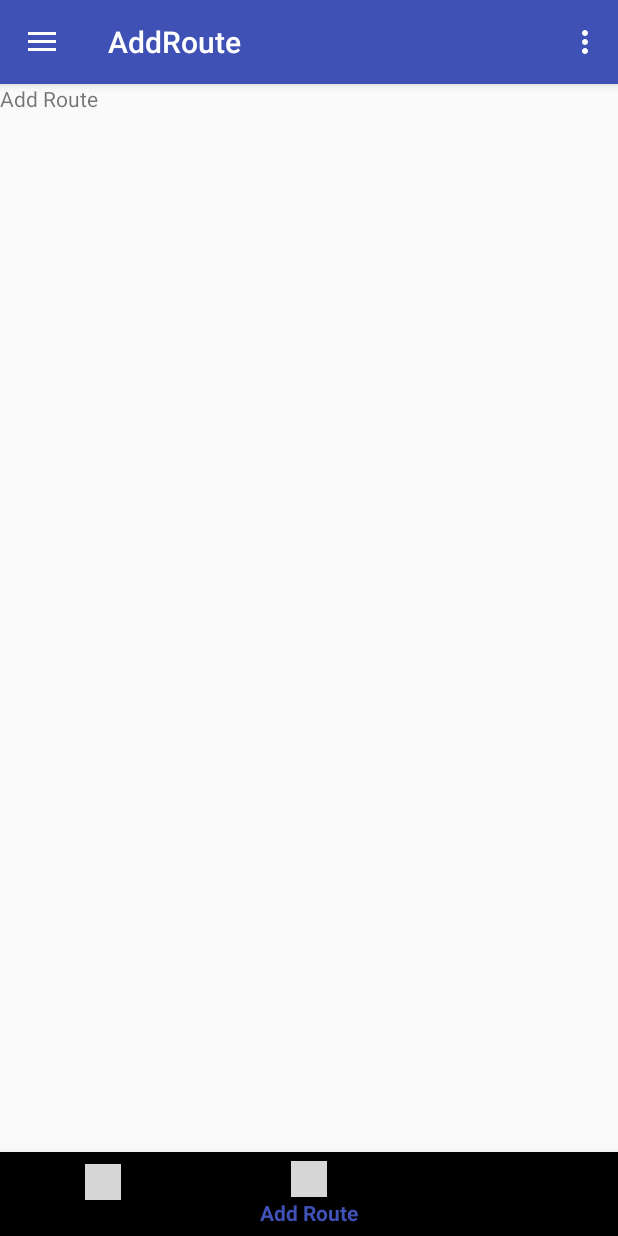
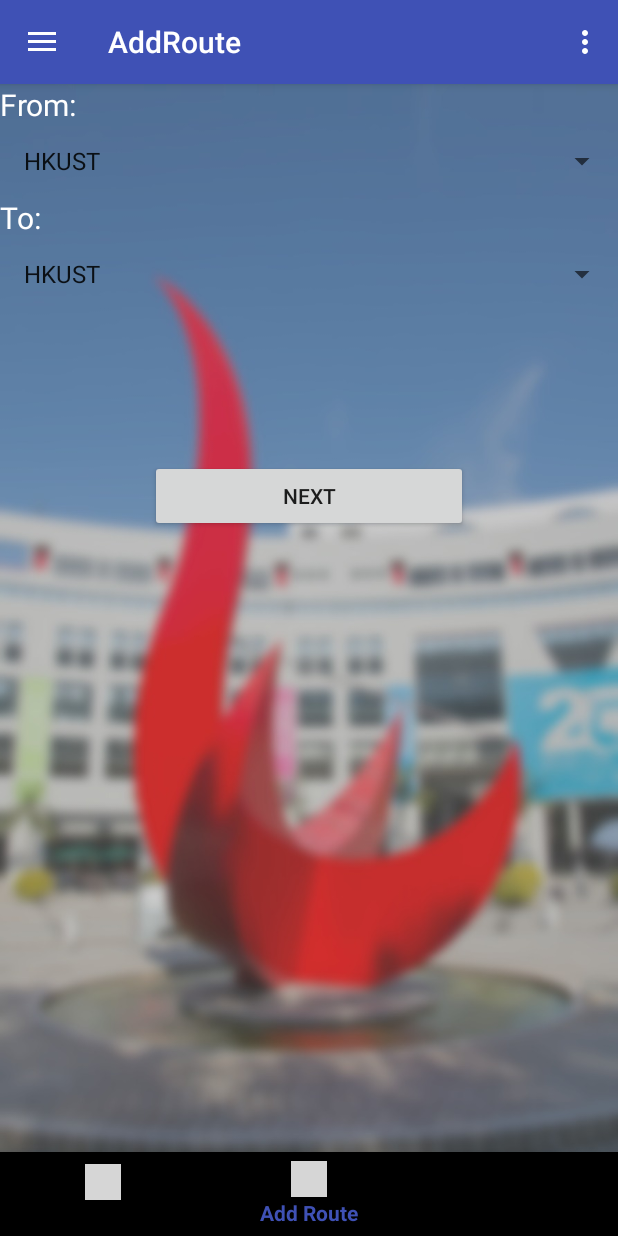
Before and after one commit to henryszex42s/ride_sharing_aos_kotlin, an Android app: the screen it shows after launch once a user with an empty profile is signed in (HomeActivity), item 2 of the bottom bar chosen, on a phone screen of 412 x 824 dp. Run offline under Robolectric (Android 15) with nearby library versions, the phone set to English and light mode, and no system bars; our stand-ins replace Firebase (no records; nobody signed in at launch, a user with empty details on screens opened directly); grey boxes are pictures that could not be loaded.

Commit message:
added "from","to" and button of addroute page

```diff
--- a/app/src/main/java/fyp/ride_sharing_aos/HomeActivity.kt
+++ b/app/src/main/java/fyp/ride_sharing_aos/HomeActivity.kt
@@ -22,9 +22,10 @@ import android.support.design.widget.BottomNavigationView
 import fyp.ride_sharing_aos.fragement.AddRouteFragment
 import fyp.ride_sharing_aos.fragement.HomeFragment
 import fyp.ride_sharing_aos.fragement.TransinfoFragment
+import kotlinx.android.synthetic.main.fragment_add_route.*
 
 
-class HomeActivity : AppCompatActivity(), NavigationView.OnNavigationItemSelectedListener {
+class HomeActivity : AppCompatActivity(), NavigationView.OnNavigationItemSelectedListener{
 
     var fbAuth = FirebaseAuth.getInstance()
     var currentFragment: Fragment? = null
@@ -34,7 +35,6 @@ class HomeActivity : AppCompatActivity(), NavigationView.OnNavigationItemSelecte
         super.onCreate(savedInstanceState)
         setContentView(R.layout.activity_home)
         setSupportActionBar(toolbar)
-
         val toggle = ActionBarDrawerToggle(
                 this, drawer_layout, toolbar, R.string.navigation_drawer_open, R.string.navigation_drawer_close)
         drawer_layout.addDrawerListener(toggle)
--- a/app/src/main/java/fyp/ride_sharing_aos/fragement/AddRouteFragment.kt
+++ b/app/src/main/java/fyp/ride_sharing_aos/fragement/AddRouteFragment.kt
@@ -7,8 +7,11 @@ import android.support.v4.app.Fragment
 import android.view.LayoutInflater
 import android.view.View
 import android.view.ViewGroup
+import android.widget.AdapterView
+import android.widget.ArrayAdapter
 
 import fyp.ride_sharing_aos.R
+import kotlinx.android.synthetic.main.fragment_add_route.*
 
 /**
  * A simple [Fragment] subclass.
@@ -25,7 +28,38 @@ class AddRouteFragment : Fragment() {
         // Inflate the layout for this fragment
         return inflater!!.inflate(R.layout.fragment_add_route, container, false)
     }
+       override fun onViewCreated(view: View?, savedInstanceState: Bundle?) {
+            super.onViewCreated(view, savedInstanceState)
 
+            val spinnerItems = resources.getStringArray(R.array.start_choices)
+            start_spin.adapter = ArrayAdapter<String>(activity,
+                    android.R.layout.simple_list_item_1, spinnerItems)
+           start_spin.onItemSelectedListener = object : AdapterView.OnItemSelectedListener {
+                override fun onItemSelected(parent: AdapterView<*>, view: View, position: Int, id: Long) {
+
+
+                }
+
+                override fun onNothingSelected(parent: AdapterView<*>) {
+                    /*Do something if nothing selected*/
+                }
+            }
+
+
+           val spinnerItems2 = resources.getStringArray(R.array.des_choices)
+           des_spin.adapter = ArrayAdapter<String>(activity,
+                   android.R.layout.simple_list_item_1, spinnerItems2)
+           des_spin.onItemSelectedListener = object : AdapterView.OnItemSelectedListener {
+               override fun onItemSelected(parent: AdapterView<*>, view: View, position: Int, id: Long) {
+
+
+               }
+
+               override fun onNothingSelected(parent: AdapterView<*>) {
+                   /*Do something if nothing selected*/
+               }
+           }
+        }
     override fun onStart() {
         super.onStart()
     }
--- a/app/src/main/res/layout/fragment_add_route.xml
+++ b/app/src/main/res/layout/fragment_add_route.xml
@@ -2,12 +2,51 @@
     xmlns:tools="http://schemas.android.com/tools"
     android:layout_width="match_parent"
     android:layout_height="match_parent"
-    tools:context="fyp.ride_sharing_aos.fragement.AddRouteFragment">
+    tools:context="fyp.ride_sharing_aos.fragement.AddRouteFragment"
+    android:background="@drawable/hkust_bgimg">
 
     <!-- TODO: Update blank fragment layout -->
-    <TextView
+    <LinearLayout
         android:layout_width="match_parent"
-        android:layout_height="match_parent"
-        android:text="Add Route" />
+        android:layout_height="wrap_content"
+        android:orientation="vertical">
+
+        <TextView
+            android:layout_width="wrap_content"
+            android:layout_height="wrap_content"
+            android:text="From:"
+            android:textColor="@color/white"
+            android:textSize="20sp"
+            />
+
+        <Spinner
+            android:id="@+id/start_spin"
+            android:layout_width="match_parent"
+            android:layout_height="wrap_content" />
+
+        <TextView
+            android:layout_width="wrap_content"
+            android:layout_height="wrap_content"
+            android:text="To:"
+            android:textColor="@color/white"
+            android:textSize="20sp"
+            />
+
+        <Spinner
+            android:id="@+id/des_spin"
+            android:layout_width="match_parent"
+            android:layout_height="wrap_content" />
+
+
+
+        <Button
+            android:id="@+id/button2"
+            android:layout_width="match_parent"
+            android:layout_height="wrap_content"
+            android:layout_margin="100dp"
+            android:text="Next" />
+
+
+    </LinearLayout>
 
 </FrameLayout>
--- a/app/src/main/res/values/strings.xml
+++ b/app/src/main/res/values/strings.xml
@@ -48,12 +48,20 @@
 
     <!--String related to addRoute page by Him-->
 
-    <string-array name="loc_spin_choices">
+    <string-array name="start_choices">
         <item>HKUST</item>
         <item>Choi Hung MTR station</item>
         <item>Hang Hau MTR station</item>
         <item>Tseung Kwan O MTR station</item>
     </string-array>
+
+    <string-array name="des_choices">
+        <item>HKUST</item>
+        <item>Choi Hung MTR station</item>
+        <item>Hang Hau MTR station</item>
+        <item>Tseung Kwan O MTR station</item>
+    </string-array>
+
 
     <!-- TODO: Remove or change this placeholder text -->
     <string name="hello_blank_fragment">Hello blank fragment</string>
```
